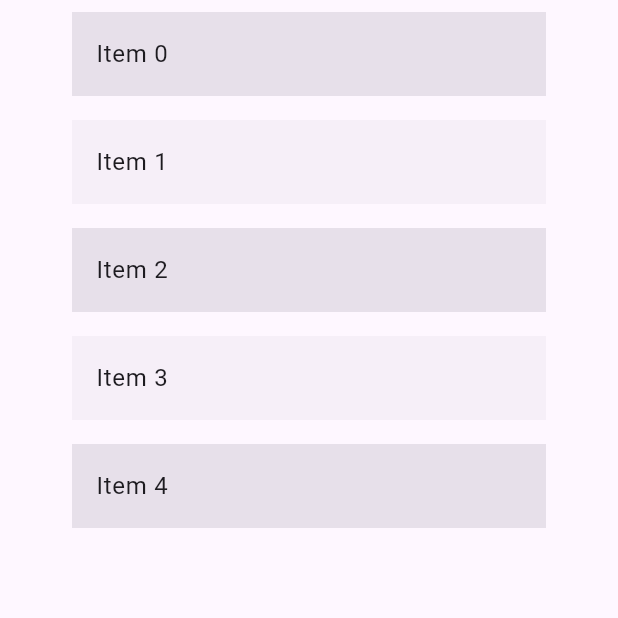
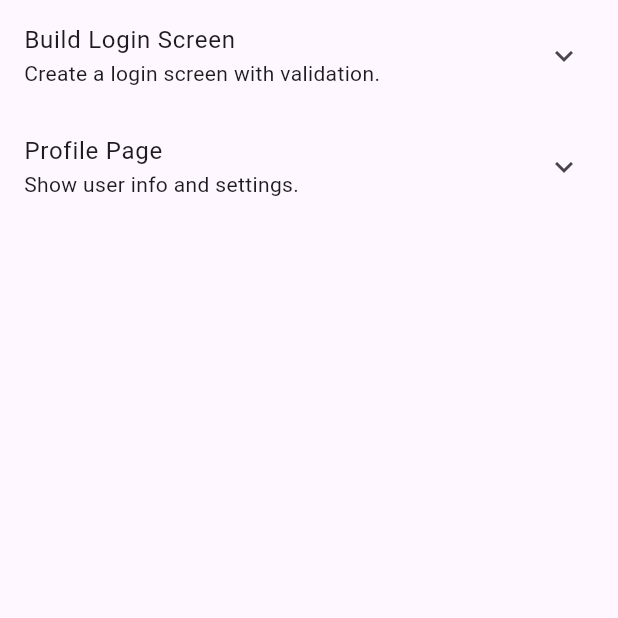
Before and after one commit to Mariam2572/animation_app, a Flutter app: the screen it shows after launch, on a phone screen of 412 x 824 dp, the top half of it. Run offline on Flutter 3.47's test engine with Material 3 defaults, Android fonts, the phone set to English and light mode, and no system bars.

Commit message:
used Stepper ,  Chip ,ExpansionTile widgets from flutter catalog

```diff
--- a/lib/main.dart
+++ b/lib/main.dart
@@ -1,6 +1,4 @@
-import 'package:animation_app/animated_list.dart';
-import 'package:animation_app/draggable.dart';
-import 'package:animation_app/loading.dart';
+import 'package:animation_app/mini_app/home_screen.dart';
 import 'package:flutter/material.dart';
 
 void main() => runApp(const DragColorApp());
@@ -14,7 +12,7 @@ class DragColorApp extends StatelessWidget {
       debugShowCheckedModeBanner: false,
       home: Scaffold(
 
-        body: ReorderableExample(),
+        body: TaskList(),
       ),
     );
   }
--- /dev/null
+++ b/lib/mini_app/home_screen.dart
@@ -0,0 +1,89 @@
+import 'package:animation_app/mini_app/task_model.dart';
+import 'package:flutter/material.dart';
+
+class TaskList extends StatelessWidget {
+  const TaskList({super.key});
+
+  final List<Task> tasks = const [
+    Task(
+      title: "Build Login Screen",
+      description: "Create a login screen with validation.",
+      steps: ["Design UI", "Add Validation", "Connect Backend"],
+      tags: ["UI", "Forms", "Auth"],
+    ),
+    Task(
+      title: "Profile Page",
+      description: "Show user info and settings.",
+      steps: ["Add Avatar", "Display Info", "Edit Options"],
+      tags: ["Profile", "User", "Settings"],
+    ),
+  ];
+
+  @override
+  Widget build(BuildContext context) {
+    return ListView(
+      children: tasks.map((task) => TaskTile(task: task)).toList(),
+    );
+  }
+}
+
+class TaskTile extends StatefulWidget {
+  final Task task;
+
+  const TaskTile({super.key, required this.task});
+
+  @override
+  State<TaskTile> createState() => _TaskTileState();
+}
+
+class _TaskTileState extends State<TaskTile> {
+  int currentStep = 0;
+
+  @override
+  Widget build(BuildContext context) {
+    return ExpansionTile(
+      title: Text(widget.task.title),
+      subtitle: Text(widget.task.description),
+      children: [
+        Stepper(
+          currentStep: currentStep,
+          steps: widget.task.steps
+              .map(
+                (step) =>
+                    Step(title: Text(step), content: const SizedBox.shrink()),
+              )
+              .toList(),
+          onStepTapped: (index) {
+            currentStep = index;
+            setState(() {});
+          },
+          onStepCancel: () {
+            if (currentStep > 0) {
+              currentStep--;
+              setState(() {});
+            }
+          },
+
+          onStepContinue: () {
+            if (currentStep != widget.task.steps.length - 1) {
+              currentStep++;
+              setState(() {});
+            }
+          },
+        ),
+        Wrap(
+          spacing: 8,
+          children: widget.task.tags
+              .map(
+                (tag) => Chip(
+                  label: Text(tag),
+                  avatar: const Icon(Icons.label, size: 16),
+                ),
+              )
+              .toList(),
+        ),
+        const Divider(),
+      ],
+    );
+  }
+}
--- /dev/null
+++ b/lib/mini_app/task_model.dart
@@ -0,0 +1,21 @@
+class Task {
+  final String title;
+  final String description;
+  final List<String> steps;
+  final List<String> tags;
+
+  const Task({
+    required this.title,
+    required this.description,
+    required this.steps,
+    required this.tags,
+  });
+  factory Task.fromJson(Map<String, dynamic> json) {
+    return Task(
+      title: json["title"],
+      description: json["description"],
+      steps: List<String>.from(json["steps"]),
+      tags: List<String>.from(json["tags"]),
+    );
+  }
+}
```
